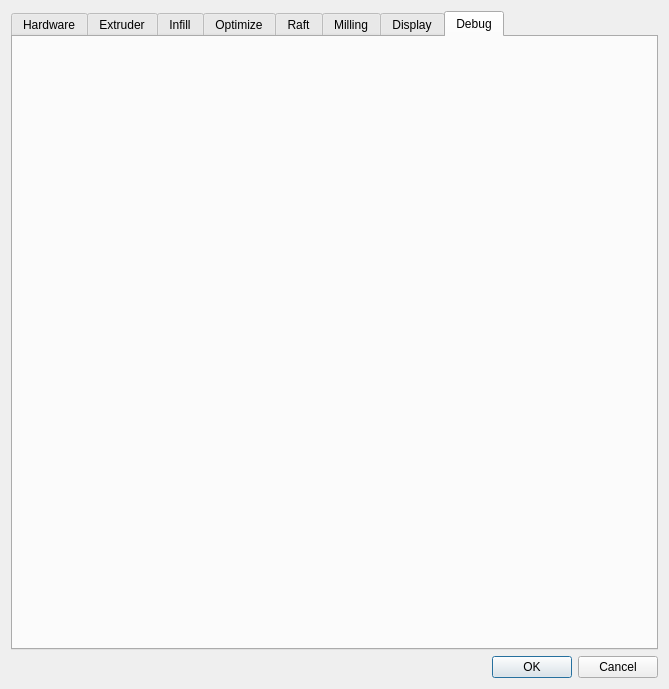
Qt form RepsnapperQt/preferences_dlg.ui (timschmidt/repsnapper) before a commit.
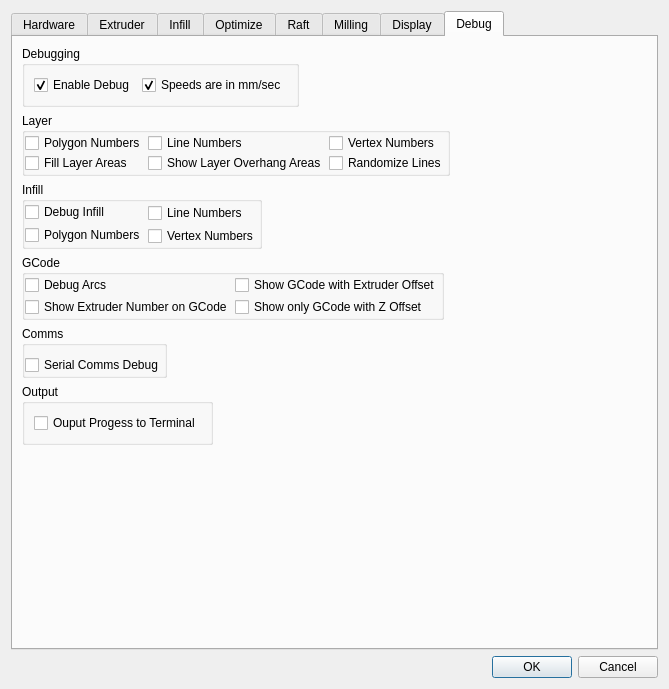
The same form after that commit. The open tabs and pages were chosen to show the change. Icons and pictures are not drawn. Custom widgets are drawn as their Qt base class.

Patch:
```diff
--- a/RepsnapperQt/preferences_dlg.ui
+++ b/RepsnapperQt/preferences_dlg.ui
@@ -17,8 +17,8 @@
    <iconset>
     <normaloff>../src/repsnapper.svg</normaloff>../src/repsnapper.svg</iconset>
   </property>
-  <layout class="QVBoxLayout" name="verticalLayout">
-   <item>
+  <layout class="QGridLayout" name="gridLayout_14">
+   <item row="0" column="0">
     <widget class="QTabWidget" name="tabWidget">
      <property name="enabled">
       <bool>true</bool>
@@ -1611,6 +1611,260 @@
       <attribute name="title">
        <string>Debug</string>
       </attribute>
+      <layout class="QFormLayout" name="formLayout">
+       <item row="0" column="0">
+        <widget class="QGroupBox" name="groupBox_9">
+         <property name="title">
+          <string>Debugging</string>
+         </property>
+         <layout class="QGridLayout" name="gridLayout_13">
+          <item row="0" column="0">
+           <widget class="QCheckBox" name="Display_DisplayDebug">
+            <property name="text">
+             <string>Enable Debug</string>
+            </property>
+            <property name="checked">
+             <bool>true</bool>
+            </property>
+           </widget>
+          </item>
+          <item row="0" column="1">
+           <widget class="QCheckBox" name="Misc_SpeedsAreMMperSec">
+            <property name="text">
+             <string>Speeds are in mm/sec</string>
+            </property>
+            <property name="checked">
+             <bool>true</bool>
+            </property>
+           </widget>
+          </item>
+         </layout>
+        </widget>
+       </item>
+       <item row="1" column="0">
+        <widget class="QGroupBox" name="groupBox_13">
+         <property name="title">
+          <string>Layer</string>
+         </property>
+         <layout class="QGridLayout" name="gridLayout_10">
+          <property name="leftMargin">
+           <number>0</number>
+          </property>
+          <property name="topMargin">
+           <number>0</number>
+          </property>
+          <property name="rightMargin">
+           <number>0</number>
+          </property>
+          <property name="bottomMargin">
+           <number>0</number>
+          </property>
+          <property name="horizontalSpacing">
+           <number>2</number>
+          </property>
+          <property name="verticalSpacing">
+           <number>0</number>
+          </property>
+          <item row="2" column="2">
+           <widget class="QCheckBox" name="Display_RandomizedLines">
+            <property name="text">
+             <string>Randomize Lines</string>
+            </property>
+           </widget>
+          </item>
+          <item row="1" column="0">
+           <widget class="QCheckBox" name="Display_DrawCPOutlineNumbers">
+            <property name="text">
+             <string>Polygon Numbers</string>
+            </property>
+           </widget>
+          </item>
+          <item row="1" column="1">
+           <widget class="QCheckBox" name="Display_DrawCPLineNumbers">
+            <property name="text">
+             <string>Line Numbers</string>
+            </property>
+           </widget>
+          </item>
+          <item row="2" column="1">
+           <widget class="QCheckBox" name="Display_ShowLayerOverhang">
+            <property name="text">
+             <string>Show Layer Overhang Areas</string>
+            </property>
+           </widget>
+          </item>
+          <item row="1" column="2">
+           <widget class="QCheckBox" name="Display_DrawCPVertexNumbers">
+            <property name="text">
+             <string>Vertex Numbers</string>
+            </property>
+           </widget>
+          </item>
+          <item row="2" column="0">
+           <widget class="QCheckBox" name="Display_DisplayFilledAreas">
+            <property name="text">
+             <string>Fill Layer Areas</string>
+            </property>
+           </widget>
+          </item>
+         </layout>
+        </widget>
+       </item>
+       <item row="2" column="0">
+        <widget class="QGroupBox" name="groupBox_14">
+         <property name="title">
+          <string>Infill</string>
+         </property>
+         <layout class="QGridLayout" name="gridLayout_11">
+          <property name="leftMargin">
+           <number>0</number>
+          </property>
+          <property name="topMargin">
+           <number>0</number>
+          </property>
+          <property name="rightMargin">
+           <number>0</number>
+          </property>
+          <property name="bottomMargin">
+           <number>0</number>
+          </property>
+          <property name="spacing">
+           <number>2</number>
+          </property>
+          <item row="0" column="0">
+           <widget class="QCheckBox" name="Display_DebugInfill">
+            <property name="text">
+             <string>Debug Infill</string>
+            </property>
+           </widget>
+          </item>
+          <item row="0" column="1" rowspan="2">
+           <widget class="QCheckBox" name="Display_DrawLineNumbers">
+            <property name="text">
+             <string>Line Numbers</string>
+            </property>
+           </widget>
+          </item>
+          <item row="1" column="0" rowspan="2">
+           <widget class="QCheckBox" name="Display_DrawOutlineNumbers">
+            <property name="text">
+             <string>Polygon Numbers</string>
+            </property>
+           </widget>
+          </item>
+          <item row="2" column="1">
+           <widget class="QCheckBox" name="Display_DrawVertexNumbers">
+            <property name="text">
+             <string>Vertex Numbers</string>
+            </property>
+           </widget>
+          </item>
+         </layout>
+        </widget>
+       </item>
+       <item row="3" column="0">
+        <widget class="QGroupBox" name="groupBox_15">
+         <property name="title">
+          <string>GCode</string>
+         </property>
+         <layout class="QGridLayout" name="gridLayout_12">
+          <property name="leftMargin">
+           <number>0</number>
+          </property>
+          <property name="topMargin">
+           <number>0</number>
+          </property>
+          <property name="rightMargin">
+           <number>0</number>
+          </property>
+          <property name="bottomMargin">
+           <number>0</number>
+          </property>
+          <property name="spacing">
+           <number>2</number>
+          </property>
+          <item row="0" column="3">
+           <widget class="QCheckBox" name="Display_DebugGCodeOffset">
+            <property name="text">
+             <string>Show GCode with Extruder Offset</string>
+            </property>
+           </widget>
+          </item>
+          <item row="0" column="0">
+           <widget class="QCheckBox" name="Display_DisplayDebugArcs">
+            <property name="text">
+             <string>Debug Arcs</string>
+            </property>
+           </widget>
+          </item>
+          <item row="1" column="0">
+           <widget class="QCheckBox" name="Display_DebugGCodeExtruders">
+            <property name="text">
+             <string>Show Extruder Number on GCode</string>
+            </property>
+           </widget>
+          </item>
+          <item row="1" column="3">
+           <widget class="QCheckBox" name="Display_DebugGCodeOnlyZChange">
+            <property name="text">
+             <string>Show only GCode with Z Offset</string>
+            </property>
+           </widget>
+          </item>
+         </layout>
+        </widget>
+       </item>
+       <item row="4" column="0">
+        <widget class="QGroupBox" name="groupBox_16">
+         <property name="sizePolicy">
+          <sizepolicy hsizetype="Preferred" vsizetype="Minimum">
+           <horstretch>0</horstretch>
+           <verstretch>0</verstretch>
+          </sizepolicy>
+         </property>
+         <property name="title">
+          <string>Comms</string>
+         </property>
+         <layout class="QHBoxLayout" name="horizontalLayout_11">
+          <property name="spacing">
+           <number>2</number>
+          </property>
+          <property name="leftMargin">
+           <number>0</number>
+          </property>
+          <property name="rightMargin">
+           <number>0</number>
+          </property>
+          <property name="bottomMargin">
+           <number>0</number>
+          </property>
+          <item>
+           <widget class="QCheckBox" name="Display_CommsDebug">
+            <property name="text">
+             <string>Serial Comms Debug</string>
+            </property>
+           </widget>
+          </item>
+         </layout>
+        </widget>
+       </item>
+       <item row="5" column="0">
+        <widget class="QGroupBox" name="groupBox_17">
+         <property name="title">
+          <string>Output</string>
+         </property>
+         <layout class="QHBoxLayout" name="horizontalLayout_10">
+          <item>
+           <widget class="QCheckBox" name="Display_TerminalProgress">
+            <property name="text">
+             <string>Ouput Progess to Terminal</string>
+            </property>
+           </widget>
+          </item>
+         </layout>
+        </widget>
+       </item>
+      </layout>
      </widget>
     </widget>
    </item>
```
Left out of the diff: 212 changed lines with no effect on the pictures.
